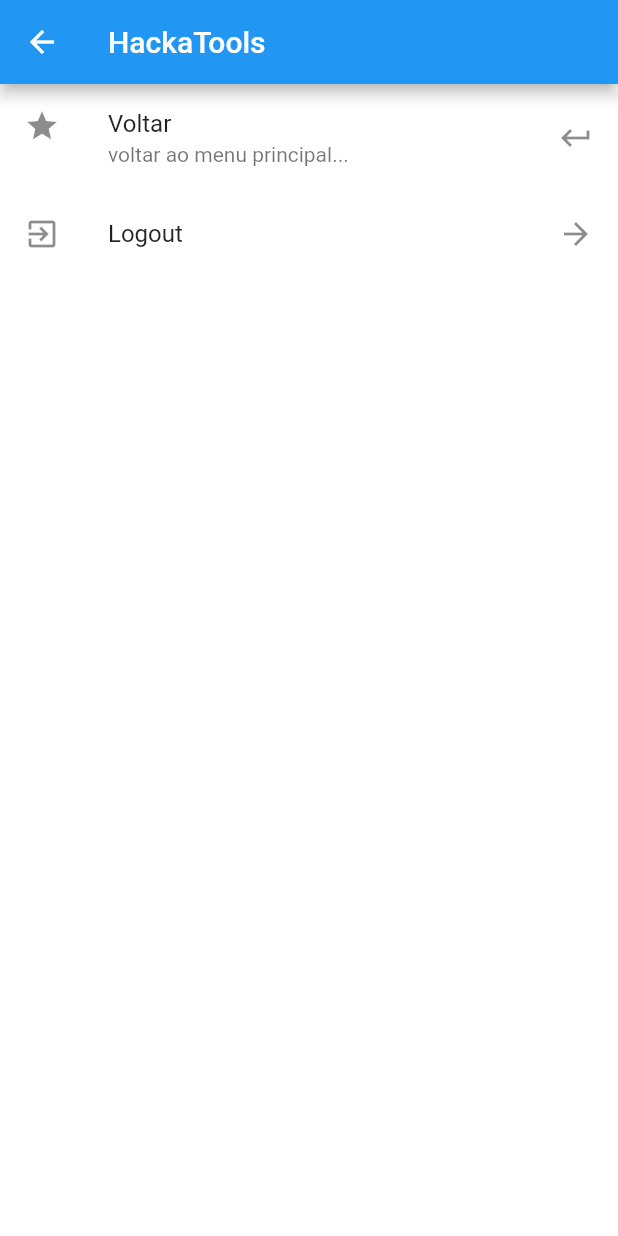
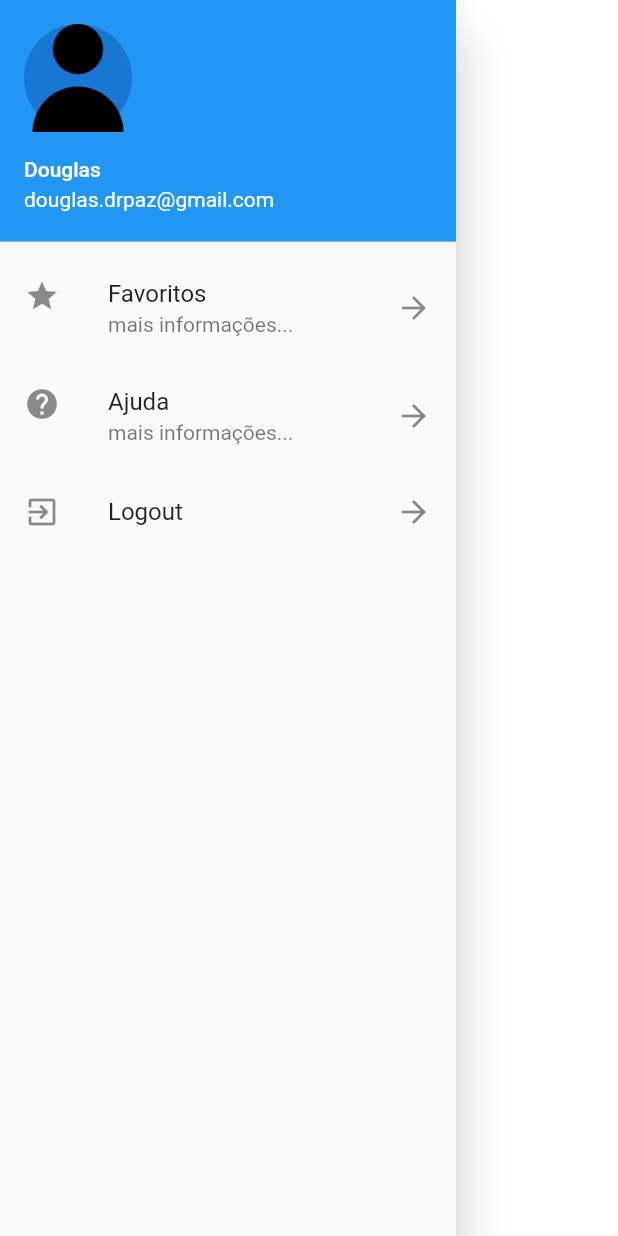
Before and after one commit to douglas-capeletti/hackatools, a Flutter app: the UserInfo widget shown alone on an empty page, opened directly, on a phone screen of 412 x 824 dp. Run offline on Flutter 3.47's test engine with Material 2 defaults, Android fonts, the phone set to English and light mode, and no system bars; our stand-ins replace connectivity, shared_preferences, sqflite; accounts and stored records are empty.

Commit message:
tentando adicionar usuário

```diff
--- a/lib/api/mocks/mock.dart
+++ b/lib/api/mocks/mock.dart
@@ -4,14 +4,18 @@ import 'package:hackatools/database/entities/usuario.dart';
 
 class Mocks {
   static Future<ApiResponse<Usuario>> MockLoginResponse() {
-    return Future.value(ApiResponse.ok(Usuario(
+    return Future.value(ApiResponse.ok(MockUsuario()));
+  }
+
+  static Usuario MockUsuario(){
+    return Usuario(
         id: 1,
         nome: "Douglas",
         email: "douglas.drpaz@gmail.com",
         matricula: 17103446,
         curso: "ES",
         token: "DOUGLAS|PAZ",
-        role: "PARTICIPANTE")));
+        role: "PARTICIPANTE");
   }
 
   static Future<List<Time>> MockGetTimes() {
--- a/lib/api/time_api.dart
+++ b/lib/api/time_api.dart
@@ -6,7 +6,7 @@ import 'package:hackatools/utils/http_helper.dart' as http;
 import 'api_response.dart';
 
 class TimeApi {
-  static Future<List<Time>> getTimes({bool mock = true}) async {
+  static Future<List<Time>> getTimes({Time created, bool mock = true}) async {
     if(mock){
       return Mocks.MockGetTimes();
     }
--- a/lib/database/entities/usuario.dart
+++ b/lib/database/entities/usuario.dart
@@ -1,5 +1,6 @@
 import 'dart:convert' as convert;
 
+import 'package:hackatools/api/mocks/mock.dart';
 import 'package:hackatools/utils/prefs.dart';
 
 class Usuario {
@@ -55,6 +56,7 @@ class Usuario {
   }
 
   static Future<Usuario> get() async {
+    return Future.value(Mocks.MockUsuario());
     String json = await Prefs.getString("user.prefs");
     if(json.isEmpty) {
       return null;
--- a/lib/pages/user/user_page.dart
+++ b/lib/pages/user/user_page.dart
@@ -10,7 +10,7 @@ class UserInfo extends StatelessWidget {
       accountEmail: Text(user.email),
       currentAccountPicture: CircleAvatar(
         child: Image.asset(
-          "assets/images/camera.png",
+          "assets/images/user.png",
           height: 150,
         ),
       ),
@@ -19,28 +19,37 @@ class UserInfo extends StatelessWidget {
 
   @override
   Widget build(BuildContext context) {
+
     Future<Usuario> future = Usuario.get();
 
-    return SafeArea(
-      child: Scaffold(
-        appBar: AppBar(
-          title: Text("HackaTools"),
-        ),
-        body: ListView(
+    return
+      Drawer(
+        child: ListView(
           children: <Widget>[
             FutureBuilder<Usuario>(
-              future: future,
-              builder: (context, snapshot) {
+              future: future, builder: (context, snapshot) {
+
                 Usuario user = snapshot.data;
 
                 return user != null ? _header(user) : Container();
+            },
+
+            ),
+            ListTile(
+              leading: Icon(Icons.star),
+              title: Text("Favoritos"),
+              subtitle: Text("mais informações..."),
+              trailing: Icon(Icons.arrow_forward),
+              onTap: () {
+                print("Item 1");
+                Navigator.pop(context);
               },
             ),
             ListTile(
-              leading: Icon(Icons.star),
-              title: Text("Voltar"),
-              subtitle: Text("voltar ao menu principal..."),
-              trailing: Icon(Icons.keyboard_return),
+              leading: Icon(Icons.help),
+              title: Text("Ajuda"),
+              subtitle: Text("mais informações..."),
+              trailing: Icon(Icons.arrow_forward),
               onTap: () {
                 print("Item 1");
                 Navigator.pop(context);
@@ -54,7 +63,6 @@ class UserInfo extends StatelessWidget {
             )
           ],
         ),
-      ),
     );
   }
 
```
Also changed, not shown: lib/pages/app_bar.dart (+58 -12 lines), lib/pages/times/times_page.dart (+0 -24 lines), lib/widgets/fab_bottom_app_bar.dart (+4 -3 lines), lib/widgets/fab_with_icons.dart (deleted, +0 -81 lines), assets/images/user.png (added), lib/main.dart (line endings or trailing spaces).
